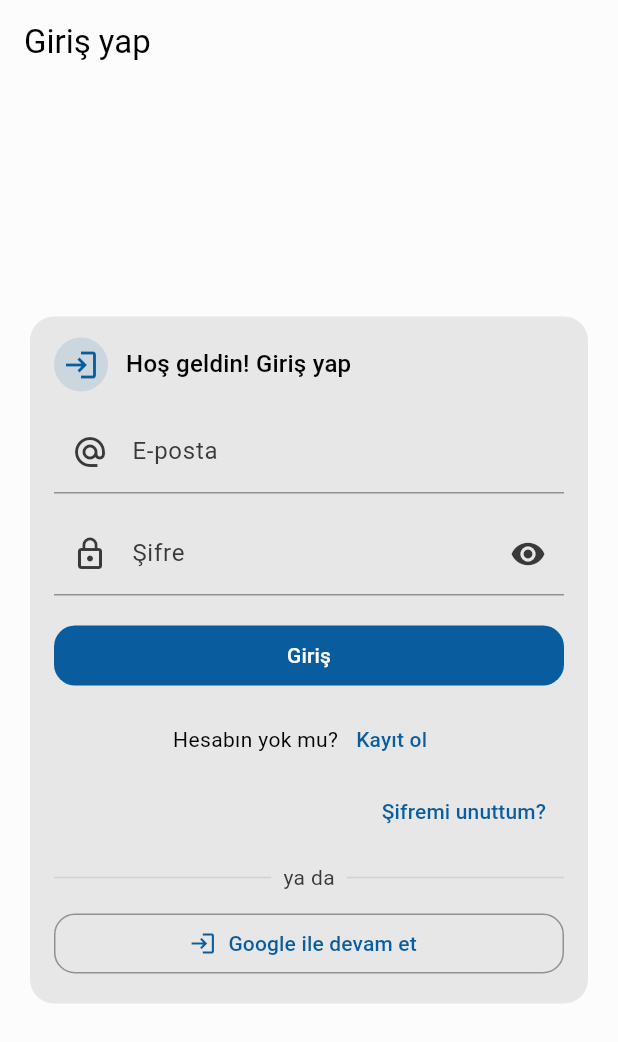
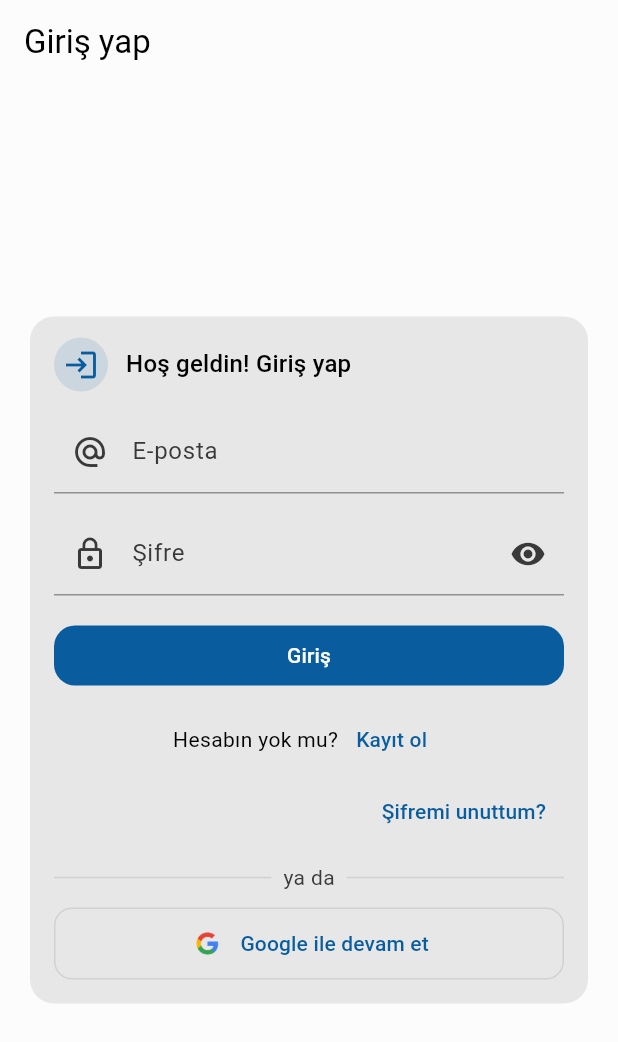
Before and after one commit to Yido1007/dorm_chef, a Flutter app: the screen it shows after launch, on a phone screen of 412 x 824 dp. Shown: the top 1042 px of the screen. Run offline on Flutter 3.47's test engine with Material 3 defaults, Android fonts, the phone set to English and light mode, and no system bars; our stand-ins replace cloud_firestore, firebase_auth, firebase_core, flex_color_scheme, google_sign_in, hive and 3 more; missing offline and left inert: android_intent_plus, mobile_scanner; accounts and stored records are empty.

Commit message:
Sign in with google icon changed

```diff
--- a/lib/screen/core/auth.dart
+++ b/lib/screen/core/auth.dart
@@ -234,9 +234,7 @@ class _AuthScreenState extends State<AuthScreen> {
                           ),
                         ),
                         obscureText: _obPass,
-                        onChanged:
-                            (_) =>
-                                setState(() {}),
+                        onChanged: (_) => setState(() {}),
                         validator: (v) {
                           final s = v ?? '';
                           if (s.isEmpty) return 'Şifre gerekli';
@@ -338,9 +336,17 @@ class _AuthScreenState extends State<AuthScreen> {
 
                       SizedBox(
                         width: double.infinity,
-                        child: OutlinedButton.icon(
-                          icon: const Icon(Icons.login),
-                          label: const Text('Google ile devam et'),
+                        child: OutlinedButton(
+                          style: OutlinedButton.styleFrom(
+                            padding: const EdgeInsets.symmetric(vertical: 12),
+                            side: BorderSide(
+                              color:
+                                  Theme.of(context).colorScheme.outlineVariant,
+                            ),
+                            shape: RoundedRectangleBorder(
+                              borderRadius: BorderRadius.circular(12),
+                            ),
+                          ),
                           onPressed:
                               _loading
                                   ? null
@@ -361,6 +367,23 @@ class _AuthScreenState extends State<AuthScreen> {
                                       }
                                     }
                                   },
+                          child: Row(
+                            mainAxisAlignment: MainAxisAlignment.center,
+                            mainAxisSize: MainAxisSize.min,
+                            children: [
+                              Image.asset(
+                                'asset/brand/google.png',
+                                width: 24,
+                                height: 24,
+                                fit: BoxFit.contain,
+                                errorBuilder:
+                                    (_, __, ___) =>
+                                        const Icon(Icons.g_mobiledata),
+                              ),
+                              const SizedBox(width: 10),
+                              const Text('Google ile devam et'),
+                            ],
+                          ),
                         ),
                       ),
                     ],
--- a/pubspec.yaml
+++ b/pubspec.yaml
@@ -34,3 +34,4 @@ flutter:
   assets:
     - asset/recipes.json
     - asset/lottie/
+    - asset/brand/
```
Also changed, not shown: asset/brand/google.png (added).
